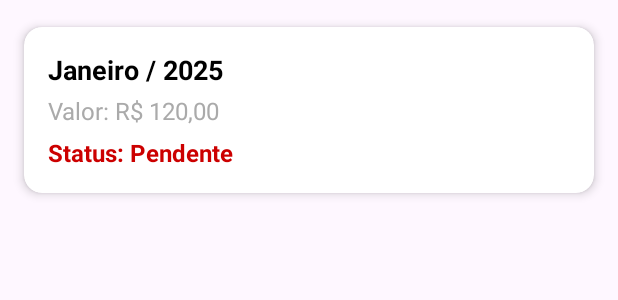
After one commit to samukaoliveira/appML-Mobile, an Android app: the layout item_mensalidade.xml on its own in the app's theme, with its tools: preview values and no code run, on a phone screen of 412 x 824 dp. The commit adds this screen. Shown: the top 300 px of the screen. Run offline under Robolectric (Android 15) with nearby library versions, the phone set to English and light mode, and no system bars; network calls fail.

Commit message:
Adicionando show mensalidades.

```diff
--- a/app/src/main/AndroidManifest.xml
+++ b/app/src/main/AndroidManifest.xml
@@ -29,6 +29,8 @@
         <activity android:name=".views.MinhasEscalasActivity" android:screenOrientation="sensorPortrait"/>
         <activity android:name=".views.MusicasActivity" android:screenOrientation="sensorPortrait"/>
         <activity android:name=".views.MusicaDetalheActivity" android:screenOrientation="sensorPortrait"/>
+        <activity android:name=".views.MensalidadeActivity"
+            android:exported="false" />
     </application>
 
     <uses-permission android:name="android.permission.INTERNET" />
--- a/app/src/main/java/com/example/appml/services/ApiService.java
+++ b/app/src/main/java/com/example/appml/services/ApiService.java
@@ -6,6 +6,7 @@ import com.example.appml.models.UsuarioLoginRequest;
 import com.example.appml.models.escala.EscalaDetalhada;
 import com.example.appml.models.escala.EscalaNotificacao;
 import com.example.appml.models.escala.EscalaSimples;
+import com.example.appml.models.mensalidade.Mensalidade;
 import com.example.appml.models.musica.Musica;
 import com.example.appml.models.musica.MusicaDetalhada;
 
@@ -14,6 +15,7 @@ import java.util.List;
 import retrofit2.Call;
 import retrofit2.http.Body;
 import retrofit2.http.GET;
+import retrofit2.http.Header;
 import retrofit2.http.POST;
 import retrofit2.http.Path;
 
@@ -42,4 +44,7 @@ public interface ApiService {
 
     @GET("recentes")
     Call<List<EscalaNotificacao>> getRecentes();
+
+    @GET("mensalidades")
+    Call<List<Mensalidade>> getMensalidades();
 }
--- /dev/null
+++ b/app/src/main/res/drawable/bg_card.xml
@@ -0,0 +1,6 @@
+<shape xmlns:android="http://schemas.android.com/apk/res/android" android:shape="rectangle">
+    <solid android:color="#FFFFFF"/>
+    <corners android:radius="12dp"/>
+    <padding android:left="8dp" android:top="8dp" android:right="8dp" android:bottom="8dp"/>
+    <shadowColor android:color="#33000000" />
+</shape>
--- /dev/null
+++ b/app/src/main/res/drawable/bg_status_pago.xml
@@ -0,0 +1,4 @@
+<shape xmlns:android="http://schemas.android.com/apk/res/android" android:shape="rectangle">
+    <solid android:color="#2E7D32"/>
+    <corners android:radius="8dp"/>
+</shape>
--- /dev/null
+++ b/app/src/main/res/drawable/bg_status_pendente.xml
@@ -0,0 +1,4 @@
+<shape xmlns:android="http://schemas.android.com/apk/res/android" android:shape="rectangle">
+    <solid android:color="#E57373"/>
+    <corners android:radius="8dp"/>
+</shape>
--- /dev/null
+++ b/app/src/main/res/layout/item_mensalidade.xml
@@ -0,0 +1,61 @@
+<?xml version="1.0" encoding="utf-8"?>
+<androidx.cardview.widget.CardView xmlns:android="http://schemas.android.com/apk/res/android"
+    xmlns:card_view="http://schemas.android.com/apk/res-auto"
+    android:layout_width="match_parent"
+    android:layout_height="wrap_content"
+    android:layout_margin="8dp"
+    card_view:cardCornerRadius="12dp"
+    card_view:cardElevation="4dp"
+    card_view:cardUseCompatPadding="true">
+
+    <LinearLayout
+        android:layout_width="match_parent"
+        android:layout_height="wrap_content"
+        android:orientation="vertical"
+        android:padding="16dp">
+
+        <!-- Mês e Ano -->
+        <TextView
+            android:id="@+id/tvMesAno"
+            android:layout_width="match_parent"
+            android:layout_height="wrap_content"
+            android:text="Janeiro / 2025"
+            android:textSize="18sp"
+            android:textStyle="bold"
+            android:textColor="@android:color/black" />
+
+        <!-- Valor da Mensalidade -->
+        <TextView
+            android:id="@+id/tvValor"
+            android:layout_width="match_parent"
+            android:layout_height="wrap_content"
+            android:text="Valor: R$ 120,00"
+            android:textSize="16sp"
+            android:textColor="@android:color/darker_gray"
+            android:layout_marginTop="4dp" />
+
+        <!-- Status (Pago / Pendente) -->
+        <TextView
+            android:id="@+id/tvStatus"
+            android:layout_width="match_parent"
+            android:layout_height="wrap_content"
+            android:text="Status: Pendente"
+            android:textSize="16sp"
+            android:layout_marginTop="6dp"
+            android:textStyle="bold"
+            android:textColor="@android:color/holo_red_dark" />
+
+        <!-- Chave Pix (opcional, aparece se disponível) -->
+        <TextView
+            android:id="@+id/tvChavePix"
+            android:layout_width="match_parent"
+            android:layout_height="wrap_content"
+            android:text="Pix: 0002012658..."
+            android:textSize="14sp"
+            android:textColor="@android:color/holo_blue_dark"
+            android:layout_marginTop="4dp"
+            android:visibility="gone" />
+
+    </LinearLayout>
+
+</androidx.cardview.widget.CardView>
--- a/app/src/main/res/values/strings.xml
+++ b/app/src/main/res/values/strings.xml
@@ -11,13 +11,13 @@
     <string name="desc_musicas">Ícone de nota musical para Músicas</string>
     <string name="funcoes">Funções</string>
     <string name="desc_funcoes">Ícone de gráfico de barras para Funções</string>
-    <string name="ministerios">Ministérios</string>
-    <string name="desc_ministerios">Ícone de pódio com pessoas para Ministérios</string>
+    <string name="mensalidades">Mensalidades</string>
+    <string name="desc_mensalidades">Ícone com cifrão para Mensalidades</string>
     <string name="relatorios">Relatórios</string>
     <string name="desc_relatorios">Ícone de gráfico de análise para Relatórios</string>
     <string name="igreja_do_evangelho_de_cristo">Igreja do Evangelho de Cristo</string>
     <string name="desenvolvido_por_samuel_oliveira">® Desenvolvido por Samuel Oliveira</string>
-    <string name="version">Versão v1.4.0</string>
+    <string name="version">Versão v1.5.0</string>
     <string name="desc_facebook">Ícone do Facebook</string>
     <string name="desc_instagram">Ícone do Instagram</string>
 </resources>
```
Also changed, not shown: app/src/main/java/com/example/appml/MainActivity.java (+12 -1 lines), app/src/main/java/com/example/appml/models/mensalidade/Mensalidade.java (added, +59 -0 lines), app/src/main/java/com/example/appml/views/MensalidadeActivity.java (added, +88 -0 lines), app/src/main/java/com/example/appml/views/MensalidadeAdapter.java (added, +93 -0 lines), app/src/main/res/drawable/bg_item_mensalidade.xml (added, +7 -0 lines), app/src/main/res/layout/activity_main.xml (+5 -5 lines), app/src/main/res/layout/activity_mensalidades.xml (added, +71 -0 lines), app/src/main/res/drawable/cifrao.jpeg (added).
